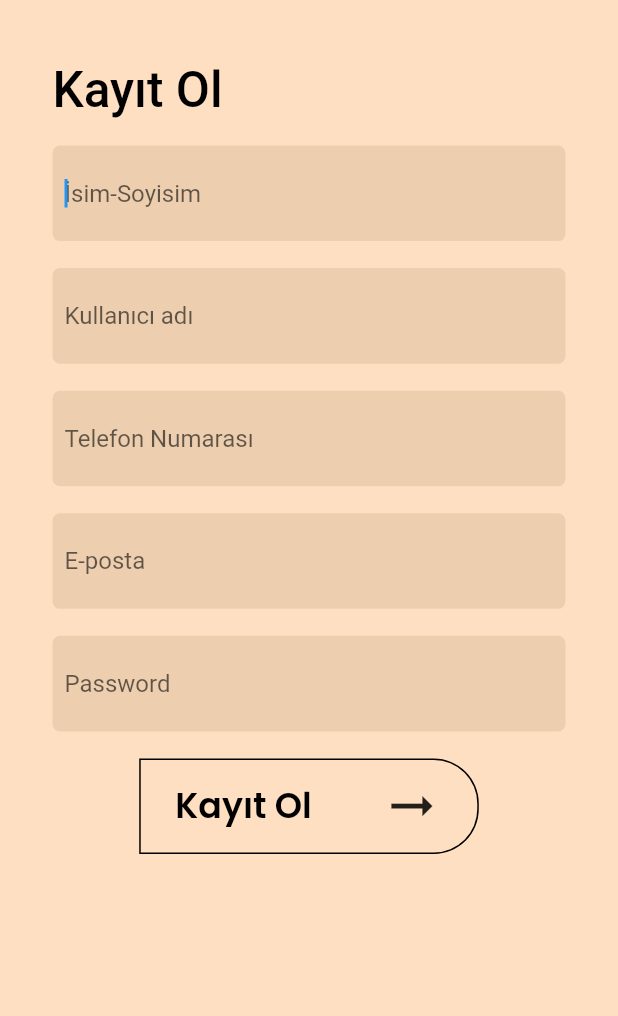
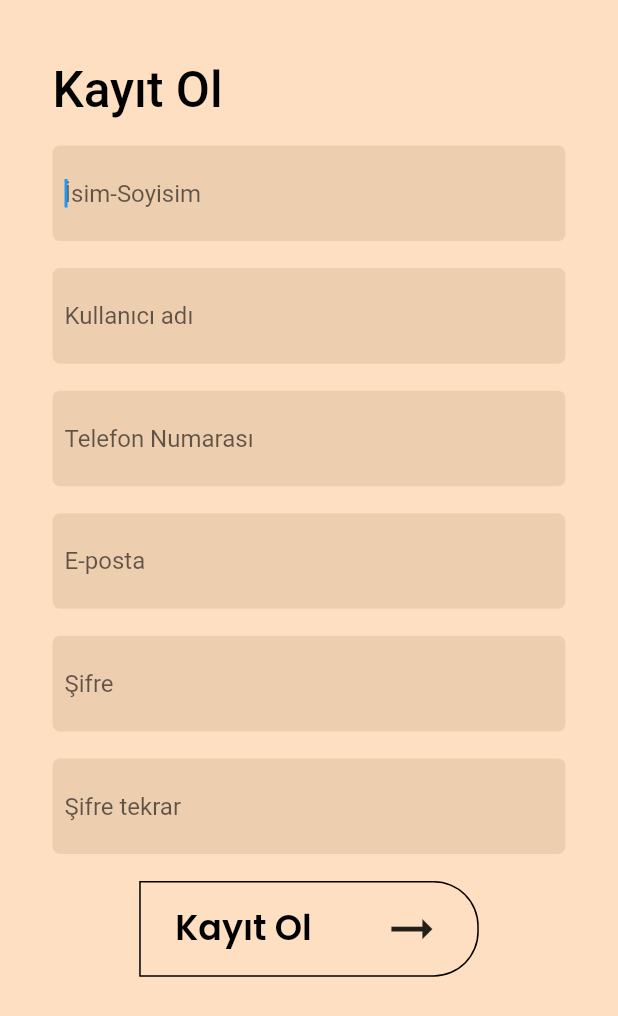
Before and after one commit to bilalozcan/F4RTech-flutter-hackathon, a Flutter app: the SignUpPage screen opened directly, after a tap on "Kayıt Ol", on a phone screen of 412 x 824 dp. Shown: the top 1016 px of the screen. Run offline on Flutter 3.47's test engine with Material 2 defaults, Android fonts, the phone set to English and light mode, and no system bars; our stand-ins replace cloud_firestore, firebase_auth, firebase_core, fluttertoast, google_fonts, supercharged; accounts and stored records are empty; network calls fail.

Commit message:
-Sign Up page password again widget added -Sign up back-end completed

```diff
--- a/lib/services/authentication.dart
+++ b/lib/services/authentication.dart
@@ -20,7 +20,7 @@ class Authentication {
   }
   Future signup(String email, String password) async {
     try{
-      UserCredential userCredential = await FirebaseAuth.instance.createUserWithEmailAndPassword(email: null, password: null);
+      UserCredential userCredential = await FirebaseAuth.instance.createUserWithEmailAndPassword(email: email, password: password);
       return userCredential;
     } on FirebaseAuthException catch(e){
       print(e);
--- a/lib/ui/login_page/login_page.dart
+++ b/lib/ui/login_page/login_page.dart
@@ -128,7 +128,9 @@ class _LoginPageState extends State<LoginPage> {
                           child: Padding(
                             padding: const EdgeInsets.only(left: 8.0),
                             child: GestureDetector(
-                              onTap: () {},
+                              onTap: () {
+                                Navigator.push(context, MaterialPageRoute(builder: (context) => SignUpPage()));
+                              },
                               child: Text(
                                 "Kayıt ol",
                                 style: GoogleFonts.poppins(
--- a/lib/ui/sign_up_page/sign_up_page.dart
+++ b/lib/ui/sign_up_page/sign_up_page.dart
@@ -1,5 +1,5 @@
-
 import 'package:education/ui/sign_up_page/sign_up_page_model.dart';
+import 'package:education/ui/sign_up_page/sign_up_page_services.dart';
 import 'package:flutter/cupertino.dart';
 import 'package:flutter/material.dart';
 import 'package:google_fonts/google_fonts.dart';
@@ -12,6 +12,7 @@ class SignUpPage extends StatefulWidget {
 
 class _SignUpPageState extends State<SignUpPage> {
   SignInPageModel model = SignInPageModel();
+  SignUpPageServices _services = SignUpPageServices();
 
   @override
   Widget build(BuildContext context) {
@@ -19,8 +20,14 @@ class _SignUpPageState extends State<SignUpPage> {
       body: SingleChildScrollView(
         physics: AlwaysScrollableScrollPhysics(),
         child: Container(
-          width: MediaQuery.of(context).size.width,
-          height: MediaQuery.of(context).size.height,
+          width: MediaQuery
+              .of(context)
+              .size
+              .width,
+          height: MediaQuery
+              .of(context)
+              .size
+              .height,
           color: 'ffdfc1'.toColor(),
           child: Padding(
             padding: const EdgeInsets.only(left: 35, right: 35, top: 40),
@@ -31,7 +38,10 @@ class _SignUpPageState extends State<SignUpPage> {
                 Text(
                   "Kayıt Ol",
                   style: GoogleFonts.russoOne(
-                      fontSize: MediaQuery.of(context).size.height / 25,
+                      fontSize: MediaQuery
+                          .of(context)
+                          .size
+                          .height / 25,
                       color: Colors.black,
                       fontWeight: FontWeight.w500),
                 ),
@@ -45,23 +55,43 @@ class _SignUpPageState extends State<SignUpPage> {
                         TextInputType.numberWithOptions(decimal: true)),
                     InputWidget(model.email, context, "E-posta",
                         TextInputType.emailAddress),
-                    InputWidget(model.password, context, "Password",
+                    InputWidget(model.password, context, "Şifre",
+                        TextInputType.visiblePassword),
+                    InputWidget(model.passwordAgain, context, "Şifre tekrar",
                         TextInputType.visiblePassword),
                     Padding(
-                      padding: const EdgeInsets.only(top:18.0),
+                      padding: const EdgeInsets.only(top: 18.0),
                       child: Material(
                         color: Colors.white.withOpacity(0),
                         child: InkWell(
-                          borderRadius: BorderRadius.only(topRight: Radius.circular(30),bottomRight: Radius.circular(30)),
+                          borderRadius: BorderRadius.only(
+                              topRight: Radius.circular(30),
+                              bottomRight: Radius.circular(30)),
                           splashColor: Colors.red,
-                          onTap: (){
+                          onTap: () {
+                            _services.signUp(
+                                context,
+                                model.email.text,
+                                model.password.text,
+                                model.passwordAgain.text,
+                                model.fullname.text,
+                                model.username.text,
+                                model.phone.text);
                           },
                           child: Container(
-                            height: MediaQuery.of(context).size.height/12.93,
-                            width: MediaQuery.of(context).size.width/1.82,
+                            height: MediaQuery
+                                .of(context)
+                                .size
+                                .height / 12.93,
+                            width: MediaQuery
+                                .of(context)
+                                .size
+                                .width / 1.82,
                             decoration: BoxDecoration(
                               border: Border.all(width: 1),
-                              borderRadius: BorderRadius.only(topRight: Radius.circular(30),bottomRight: Radius.circular(30)),
+                              borderRadius: BorderRadius.only(
+                                  topRight: Radius.circular(30),
+                                  bottomRight: Radius.circular(30)),
                             ),
                             child: Row(
                               mainAxisAlignment: MainAxisAlignment.spaceAround,
@@ -69,14 +99,20 @@ class _SignUpPageState extends State<SignUpPage> {
                                 Text(
                                   "Kayıt Ol",
                                   style: GoogleFonts.poppins(
-                                      fontSize: MediaQuery.of(context).size.height/35.55,
+                                      fontSize: MediaQuery
+                                          .of(context)
+                                          .size
+                                          .height / 35.55,
                                       color: Colors.black,
                                       fontWeight: FontWeight.w600
                                   ),
                                 ),
                                 Icon(
                                   Icons.arrow_right_alt_outlined,
-                                  size: MediaQuery.of(context).size.height/20,
+                                  size: MediaQuery
+                                      .of(context)
+                                      .size
+                                      .height / 20,
                                 )
                               ],
                             ),
@@ -99,7 +135,10 @@ class _SignUpPageState extends State<SignUpPage> {
     return Padding(
       padding: const EdgeInsets.only(top: 18.0),
       child: Container(
-        height: MediaQuery.of(context).size.height / 12.93,
+        height: MediaQuery
+            .of(context)
+            .size
+            .height / 12.93,
         decoration: BoxDecoration(
             color: 'dcbe9b'.toColor().withOpacity(0.5),
             borderRadius: BorderRadius.all(Radius.circular(5))),
--- a/lib/ui/sign_up_page/sign_up_page_model.dart
+++ b/lib/ui/sign_up_page/sign_up_page_model.dart
@@ -7,4 +7,5 @@ class SignInPageModel{
   TextEditingController email = TextEditingController();
   TextEditingController phone = TextEditingController();
   TextEditingController password = TextEditingController();
+  TextEditingController passwordAgain = TextEditingController();
 }
--- /dev/null
+++ b/lib/ui/sign_up_page/sign_up_page_services.dart
@@ -0,0 +1,51 @@
+import 'package:cloud_firestore/cloud_firestore.dart';
+import 'package:education/services/authentication.dart';
+import 'package:firebase_auth/firebase_auth.dart';
+import 'package:flutter/material.dart';
+import 'package:fluttertoast/fluttertoast.dart';
+
+class SignUpPageServices{
+  Authentication _authentication = Authentication();
+  void signUp(
+      BuildContext context,
+      String email,
+      String password,
+      String passwordAgain,
+      String fullName,
+      String username,
+      String phone) async {
+    if (password != passwordAgain) {
+      Fluttertoast.showToast(msg: "Şifreler Uyuşmuyor!");
+    } else {
+      var signup = await _authentication.signup(email, password);
+      if (signup.runtimeType == FirebaseAuthException) {
+        if (signup.code == 'email-already-in-use') {
+          Fluttertoast.showToast(
+              msg: 'Bu email için zaten bir hesap var!',
+              toastLength: Toast.LENGTH_LONG);
+        } else if (signup.code == 'invalid-email') {
+          Fluttertoast.showToast(
+              msg: 'E mail formatı yanlış!', toastLength: Toast.LENGTH_LONG);
+        }
+      } else if (signup != null) {
+        final User user = FirebaseAuth.instance.currentUser;
+        await FirebaseFirestore.instance.collection('Users').doc(user.uid).set({
+          'id' : user.uid,
+          'fullname' : fullName,
+          'telephone' : phone,
+          'email': email,
+          'username' : username,
+          'numberofstudentsadded' : null,
+          'dateofregistration': null,
+          'lasttransactiondate':null,
+          'addedstudentlist':null,
+          'numberofdonationsmade':null,
+          'donationamount':null,
+          'level':null,
+          'point':null,
+        });
+        Navigator.push(context, MaterialPageRoute(builder: (context) => Center(child: Text('Sa'),)));
+      }
+    }
+  }
+}
```
Also changed, not shown: lib/models/User.dart (+5 -5 lines), lib/ui/login_page/login_page_services.dart (+1 -17 lines).
